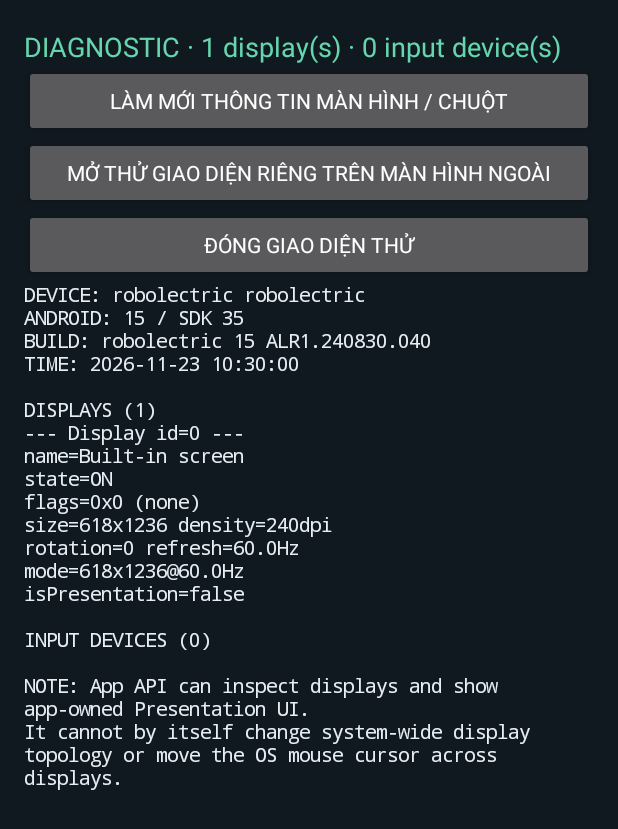
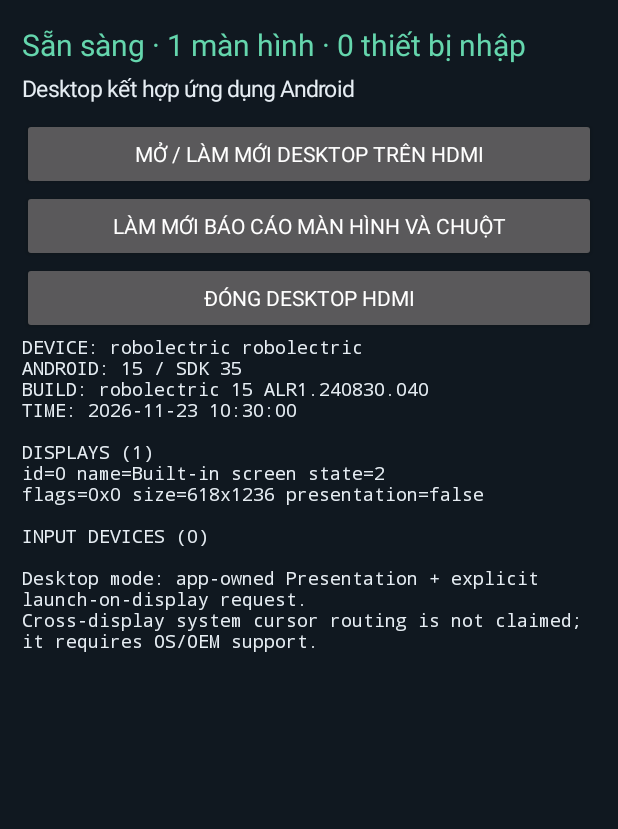
Before and after one commit to xuantruong280198-blip/TruongDualDesktop, an Android app: the screen it shows after launch (MainActivity), on a phone screen of 412 x 824 dp. Shown: the top 829 px of the screen. Run offline under Robolectric (Android 15) with nearby library versions, the phone set to English and light mode, and no system bars.

Commit message:
feat: add external desktop app launcher

```diff
--- a/app/src/main/java/com/truong/dualdesktop/MainActivity.kt
+++ b/app/src/main/java/com/truong/dualdesktop/MainActivity.kt
@@ -2,13 +2,17 @@ package com.truong.dualdesktop
 
 import android.app.Activity
 import android.app.Presentation
+import android.app.ActivityOptions
 import android.content.Context
+import android.content.Intent
+import android.content.pm.ResolveInfo
 import android.hardware.display.DisplayManager
 import android.hardware.input.InputManager
 import android.os.Bundle
-import android.util.DisplayMetrics
 import android.view.Display
+import android.view.Gravity
 import android.view.InputDevice
+import android.view.View
 import android.view.WindowManager
 import android.widget.Button
 import android.widget.LinearLayout
@@ -21,9 +25,9 @@ import java.util.Locale
 class MainActivity : Activity(), DisplayManager.DisplayListener, InputManager.InputDeviceListener {
     private lateinit var displayManager: DisplayManager
     private lateinit var inputManager: InputManager
-    private lateinit var output: TextView
+    private lateinit var report: TextView
     private lateinit var status: TextView
-    private var presentation: ProbePresentation? = null
+    private var desktop: DesktopPresentation? = null
 
     override fun onCreate(savedInstanceState: Bundle?) {
         super.onCreate(savedInstanceState)
@@ -34,39 +38,86 @@ class MainActivity : Activity(), DisplayManager.DisplayListener, InputManager.In
 
         val root = LinearLayout(this).apply {
             orientation = LinearLayout.VERTICAL
-            setPadding(24, 28, 24, 24)
+            setPadding(22, 24, 22, 18)
             setBackgroundColor(0xFF101820.toInt())
         }
         status = TextView(this).apply {
-            text = "TRUONG DUAL DESKTOP · DIAGNOSTIC 0.1"
-            textSize = 18f
+            text = "TRUONG DUAL DESKTOP · 0.2 BETA"
+            textSize = 20f
             setTextColor(0xFF65D6AD.toInt())
         }
-        val refresh = Button(this).apply {
-            text = "Làm mới thông tin màn hình / chuột"
+        root.addView(status)
+        root.addView(TextView(this).apply {
+            text = "Desktop kết hợp ứng dụng Android"
+            textSize = 15f
+            setTextColor(0xFFE6EDF3.toInt())
+            setPadding(0, 8, 0, 14)
+        })
+        root.addView(Button(this).apply {
+            text = "Mở / làm mới Desktop trên HDMI"
+            setOnClickListener { openDesktop() }
+        })
+        root.addView(Button(this).apply {
+            text = "Làm mới báo cáo màn hình và chuột"
             setOnClickListener { refreshReport() }
-        }
-        val test = Button(this).apply {
-            text = "Mở thử giao diện riêng trên màn hình ngoài"
-            setOnClickListener { openPresentation() }
-        }
-        val close = Button(this).apply {
-            text = "Đóng giao diện thử"
-            setOnClickListener { presentation?.dismiss(); presentation = null }
-        }
-        output = TextView(this).apply {
-            textSize = 13f
+        })
+        root.addView(Button(this).apply {
+            text = "Đóng Desktop HDMI"
+            setOnClickListener { desktop?.dismiss(); desktop = null; refreshReport() }
+        })
+        report = TextView(this).apply {
+            textSize = 12f
             typeface = android.graphics.Typeface.MONOSPACE
             setTextColor(0xFFE6EDF3.toInt())
             setTextIsSelectable(true)
         }
-        root.addView(status)
-        root.addView(refresh)
-        root.addView(test)
-        root.addView(close)
-        root.addView(ScrollView(this).apply { addView(output) }, LinearLayout.LayoutParams(-1, 0, 1f))
+        root.addView(ScrollView(this).apply { addView(report) }, LinearLayout.LayoutParams(-1, 0, 1f))
         setContentView(root)
         refreshReport()
+    }
+
+    private fun secondaryDisplay(): Display? = displayManager.displays.firstOrNull {
+        it.displayId != Display.DEFAULT_DISPLAY && it.flags and Display.FLAG_PRESENTATION != 0
+    }
+
+    private fun openDesktop() {
+        val target = secondaryDisplay()
+        if (target == null) {
+            status.text = "Chưa tìm thấy màn hình HDMI Presentation."
+            return
+        }
+        try {
+            desktop?.dismiss()
+            desktop = DesktopPresentation(this, target, queryLaunchableApps()) { app ->
+                launchOnDisplay(app, target.displayId)
+            }.also { it.show() }
+            status.text = "Desktop đã mở trên HDMI · Display ${target.displayId}"
+            refreshReport()
+        } catch (e: Exception) {
+            status.text = "Không mở được Desktop: ${e.javaClass.simpleName}: ${e.message}"
+        }
+    }
+
+    private fun queryLaunchableApps(): List<ResolveInfo> {
+        val intent = Intent(Intent.ACTION_MAIN).addCategory(Intent.CATEGORY_LAUNCHER)
+        return packageManager.queryIntentActivities(intent, 0)
+            .filter { it.activityInfo.packageName != packageName }
+            .sortedBy { it.loadLabel(packageManager).toString().lowercase(Locale.getDefault()) }
+    }
+
+    private fun launchOnDisplay(app: ResolveInfo, displayId: Int) {
+        val info = app.activityInfo
+        val intent = Intent(Intent.ACTION_MAIN).addCategory(Intent.CATEGORY_LAUNCHER)
+            .setClassName(info.packageName, info.name)
+            .addFlags(Intent.FLAG_ACTIVITY_NEW_TASK)
+        try {
+            val options = ActivityOptions.makeBasic().setLaunchDisplayId(displayId)
+            startActivity(intent, options.toBundle())
+            status.text = "Đã yêu cầu mở ${app.loadLabel(packageManager)} trên Display $displayId"
+        } catch (e: Exception) {
+            status.text = "HyperOS từ chối mở ứng dụng trên HDMI: ${e.javaClass.simpleName}: ${e.message}"
+            refreshReport()
+        }
     }
 
     private fun refreshReport() {
@@ -79,17 +130,10 @@ class MainActivity : Activity(), DisplayManager.DisplayListener, InputManager.In
         val displays = displayManager.displays
         lines += "DISPLAYS (${displays.size})"
         displays.forEach { d ->
-            val metrics = DisplayMetrics()
-            @Suppress("DEPRECATION")
-            d.getRealMetrics(metrics)
-            lines += "--- Display id=${d.displayId} ---"
-            lines += "name=${d.name}"
-            lines += "state=${stateName(d.state)}"
-            lines += "flags=0x${d.flags.toString(16)} (${flagNames(d.flags)})"
-            lines += "size=${metrics.widthPixels}x${metrics.heightPixels} density=${metrics.densityDpi}dpi"
-            lines += "rotation=${d.rotation} refresh=${d.refreshRate}Hz"
-            lines += "mode=${d.mode.physicalWidth}x${d.mode.physicalHeight}@${d.mode.refreshRate}Hz"
-            lines += "isPresentation=${d.flags and Display.FLAG_PRESENTATION != 0}"
+            val metrics = android.util.DisplayMetrics()
+            @Suppress("DEPRECATION") d.getRealMetrics(metrics)
+            lines += "id=${d.displayId} name=${d.name} state=${d.state}"
+            lines += "flags=0x${d.flags.toString(16)} size=${metrics.widthPixels}x${metrics.heightPixels} presentation=${d.flags and Display.FLAG_PRESENTATION != 0}"
         }
         lines += ""
         lines += "INPUT DEVICES (${inputManager.inputDeviceIds.size})"
@@ -99,38 +143,20 @@ class MainActivity : Activity(), DisplayManager.DisplayListener, InputManager.In
                 if (dev.supportsSource(InputDevice.SOURCE_MOUSE)) add("MOUSE")
                 if (dev.supportsSource(InputDevice.SOURCE_KEYBOARD)) add("KEYBOARD")
                 if (dev.supportsSource(InputDevice.SOURCE_TOUCHSCREEN)) add("TOUCHSCREEN")
-                if (dev.supportsSource(InputDevice.SOURCE_TOUCHPAD)) add("TOUCHPAD")
                 if (dev.supportsSource(InputDevice.SOURCE_STYLUS)) add("STYLUS")
             }
             lines += "id=$id name=${dev.name} sources=${sources.joinToString()} virtual=${dev.isVirtual}"
         }
         lines += ""
-        lines += "NOTE: App API can inspect displays and show app-owned Presentation UI."
-        lines += "It cannot by itself change system-wide display topology or move the OS mouse cursor across displays."
-        output.text = lines.joinToString("\n")
-        status.text = "DIAGNOSTIC · ${displays.size} display(s) · ${inputManager.inputDeviceIds.size} input device(s)"
+        lines += "Desktop mode: app-owned Presentation + explicit launch-on-display request."
+        lines += "Cross-display system cursor routing is not claimed; it requires OS/OEM support."
+        report.text = lines.joinToString("\n")
+        status.text = "Sẵn sàng · ${displays.size} màn hình · ${inputManager.inputDeviceIds.size} thiết bị nhập"
     }
 
-    private fun openPresentation() {
-        val target = displayManager.displays.firstOrNull {
-            it.displayId != Display.DEFAULT_DISPLAY && it.flags and Display.FLAG_PRESENTATION != 0
-        }
-        if (target == null) {
-            status.text = "Không tìm thấy Presentation display phụ. Xem báo cáo bên dưới."
-            return
-        }
-        try {
-            presentation?.dismiss()
-            presentation = ProbePresentation(this, target).also { it.show() }
-            status.text = "Đã mở giao diện thử trên display ${target.displayId}"
-        } catch (e: Exception) {
-            status.text = "Không mở được Presentation: ${e.javaClass.simpleName}: ${e.message}"
-        }
-    }
-
-    override fun onDisplayAdded(displayId: Int) = refreshReport()
-    override fun onDisplayRemoved(displayId: Int) { presentation?.dismiss(); presentation = null; refreshReport() }
-    override fun onDisplayChanged(displayId: Int) = refreshReport()
+    override fun onDisplayAdded(displayId: Int) { refreshReport(); if (displayId != 0) openDesktop() }
+    override fun onDisplayRemoved(displayId: Int) { desktop?.dismiss(); desktop = null; refreshReport() }
+    override fun onDisplayChanged(displayId: Int) { refreshReport() }
     override fun onInputDeviceAdded(deviceId: Int) = refreshReport()
     override fun onInputDeviceRemoved(deviceId: Int) = refreshReport()
     override fun onInputDeviceChanged(deviceId: Int) = refreshReport()
@@ -138,37 +164,53 @@ class MainActivity : Activity(), DisplayManager.DisplayListener, InputManager.In
     override fun onDestroy() {
         displayManager.unregisterDisplayListener(this)
         inputManager.unregisterInputDeviceListener(this)
-        presentation?.dismiss()
+        desktop?.dismiss()
         super.onDestroy()
     }
-
-    private fun stateName(s: Int) = when (s) {
-        Display.STATE_ON -> "ON"; Display.STATE_OFF -> "OFF"; Display.STATE_DOZE -> "DOZE"
-        Display.STATE_DOZE_SUSPEND -> "DOZE_SUSPEND"; Display.STATE_UNKNOWN -> "UNKNOWN"; else -> "$s"
-    }
-    private fun flagNames(f: Int) = buildList {
-        if (f and Display.FLAG_PRESENTATION != 0) add("PRESENTATION")
-        if (f and Display.FLAG_SECURE != 0) add("SECURE")
-        if (f and Display.FLAG_PRIVATE != 0) add("PRIVATE")
-    }.joinToString("|").ifEmpty { "none" }
 }
 
-private class ProbePresentation(context: Context, display: Display) : Presentation(context, display) {
+private class DesktopPresentation(
+    context: Context,
+    display: Display,
+    private val apps: List<ResolveInfo>,
+    private val onLaunch: (ResolveInfo) -> Unit
+) : Presentation(context, display) {
     override fun onCreate(savedInstanceState: Bundle?) {
         super.onCreate(savedInstanceState)
-        val panel = LinearLayout(context).apply {
+        val root = LinearLayout(context).apply {
             orientation = LinearLayout.VERTICAL
-            gravity = android.view.Gravity.CENTER
-            setPadding(32, 32, 32, 32)
-            setBackgroundColor(0xFF17232E.toInt())
+            setPadding(28, 22, 28, 18)
+            setBackgroundColor(0xFF101820.toInt())
         }
-        panel.addView(TextView(context).apply {
-            text = "TRUONG DUAL DESKTOP\n\nEXTERNAL DISPLAY TEST\n\nĐây là giao diện riêng do app tạo ra.\nKhông phải màn hình mirror."
-            textSize = 24f
-            gravity = android.view.Gravity.CENTER
-            setTextColor(0xFFFFFFFF.toInt())
+        root.addView(TextView(context).apply {
+            text = "TRUONG DESKTOP"
+            textSize = 26f
+            setTextColor(0xFF65D6AD.toInt())
         })
-        setContentView(panel)
+        root.addView(TextView(context).apply {
+            text = "ỨNG DỤNG ANDROID · ${apps.size} ứng dụng"
+            textSize = 14f
+            setTextColor(0xFFB8C7D9.toInt())
+            setPadding(0, 4, 0, 16)
+        })
+        val list = LinearLayout(context).apply { orientation = LinearLayout.VERTICAL }
+        apps.forEach { app ->
+            val label = app.loadLabel(context.packageManager).toString()
+            list.addView(Button(context).apply {
+                text = label
+                textSize = 16f
+                gravity = Gravity.START or Gravity.CENTER_VERTICAL
+                setOnClickListener { onLaunch(app) }
+            }, LinearLayout.LayoutParams(-1, 54).apply { bottomMargin = 5 })
+        }
+        root.addView(ScrollView(context).apply { addView(list) }, LinearLayout.LayoutParams(-1, 0, 1f))
+        root.addView(TextView(context).apply {
+            text = "Chọn ứng dụng để yêu cầu Android mở trên màn hình HDMI."
+            textSize = 12f
+            setTextColor(0xFF8FA3B8.toInt())
+            setPadding(0, 12, 0, 0)
+        })
+        setContentView(root)
         window?.setLayout(WindowManager.LayoutParams.MATCH_PARENT, WindowManager.LayoutParams.MATCH_PARENT)
     }
 }
```
